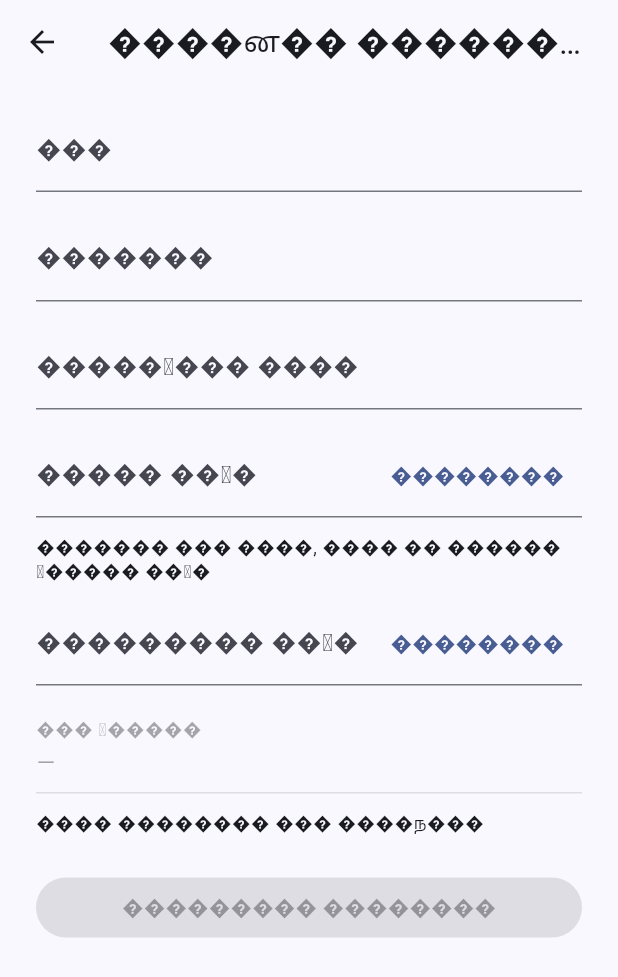
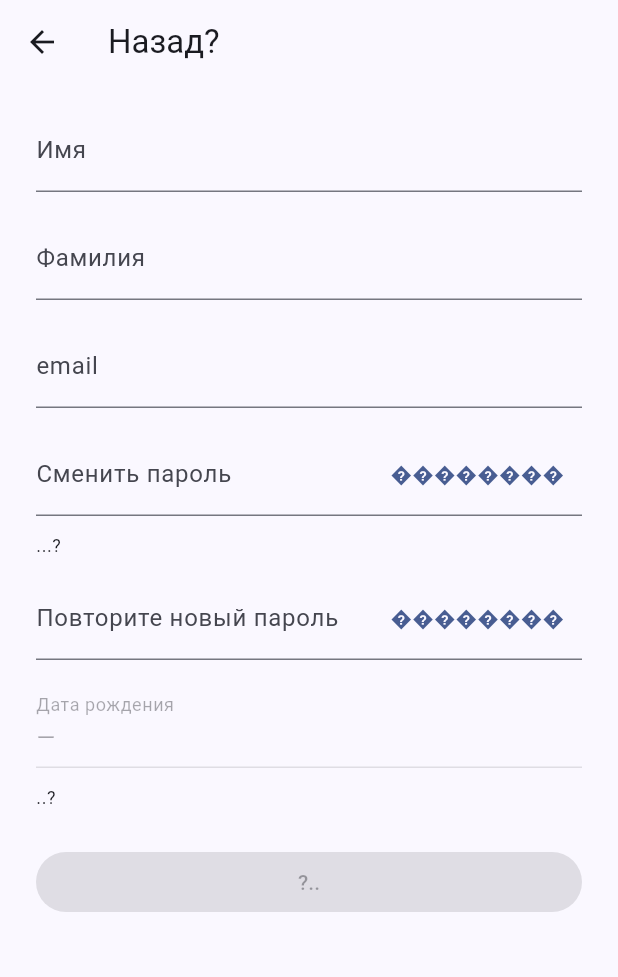
Before and after one commit to gweissj/cryptomania_frontend, a Flutter app: the ProfileSettingsPage screen opened by its route, on a phone screen of 412 x 824 dp. Shown: the top 977 px of the screen. Run offline on Flutter 3.47's test engine with Material 3 defaults, Android fonts, the phone set to English and light mode, and no system bars; our stand-ins replace cached_network_image, dio, flutter_riverpod, flutter_secure_storage, go_router; accounts and stored records are empty.

```diff
--- a/lib/src/features/profile/views/profile_settings_page.dart
+++ b/lib/src/features/profile/views/profile_settings_page.dart
@@ -26,7 +26,7 @@ class _ProfileSettingsPageState extends ConsumerState<ProfileSettingsPage> {
     ) {
       if (next.successProfile != null &&
           next.successProfile != previous?.successProfile) {
-        AppErrorHandler.showErrorSnackBar(context, 'Profile updated');
+        AppErrorHandler.showErrorSnackBar(context, 'Обновить данные профиля');
         ref
             .read(profileSettingsControllerProvider.notifier)
             .acknowledgeSuccess();
@@ -41,7 +41,7 @@ class _ProfileSettingsPageState extends ConsumerState<ProfileSettingsPage> {
 
     return Scaffold(
       appBar: AppBar(
-        title: const Text('����ன�� ��������'),
+        title: const Text('Назад?'),
         leading: IconButton(
           icon: const Icon(Icons.arrow_back),
           onPressed: () => context.pop(),
@@ -55,8 +55,8 @@ class _ProfileSettingsPageState extends ConsumerState<ProfileSettingsPage> {
               AuthTextField(
                 value: state.firstName,
                 onChanged: controller.onFirstNameChanged,
-                label: '���',
-                placeholder: '������ ���',
+                label: 'Имя',
+                placeholder: 'Введите имя',
                 textInputAction: TextInputAction.next,
                 errorText: state.firstNameError,
               ),
@@ -64,8 +64,8 @@ class _ProfileSettingsPageState extends ConsumerState<ProfileSettingsPage> {
               AuthTextField(
                 value: state.lastName,
                 onChanged: controller.onLastNameChanged,
-                label: '�������',
-                placeholder: '������ 䠬����',
+                label: 'Фамилия',
+                placeholder: 'Введите фамилию',
                 textInputAction: TextInputAction.next,
                 errorText: state.lastNameError,
               ),
@@ -73,8 +73,8 @@ class _ProfileSettingsPageState extends ConsumerState<ProfileSettingsPage> {
               AuthTextField(
                 value: state.email,
                 onChanged: controller.onEmailChanged,
-                label: '�����஭��� ����',
-                placeholder: '������ �����஭��� �����',
+                label: 'email',
+                placeholder: 'test@gmail.com',
                 keyboardType: TextInputType.emailAddress,
                 textInputAction: TextInputAction.next,
                 errorText: state.emailError,
@@ -83,7 +83,7 @@ class _ProfileSettingsPageState extends ConsumerState<ProfileSettingsPage> {
               AuthTextField(
                 value: state.newPassword,
                 onChanged: controller.onPasswordChanged,
-                label: '����� ��஫�',
+                label: 'Сменить пароль',
                 placeholder: '�������� ����� ��஫�',
                 obscureText: !_passwordVisible,
                 textInputAction: TextInputAction.next,
@@ -98,7 +98,7 @@ class _ProfileSettingsPageState extends ConsumerState<ProfileSettingsPage> {
               Align(
                 alignment: Alignment.centerLeft,
                 child: Text(
-                  '������� ��� ����, ���� �� ������ ᮢ����� ��஫�',
+                  '...?',
                   style: Theme.of(context).textTheme.bodySmall,
                 ),
               ),
@@ -106,8 +106,8 @@ class _ProfileSettingsPageState extends ConsumerState<ProfileSettingsPage> {
               AuthTextField(
                 value: state.repeatPassword,
                 onChanged: controller.onRepeatPasswordChanged,
-                label: '��������� ��஫�',
-                placeholder: '��������� ��஫�',
+                label: 'Повторите новый пароль',
+                placeholder: 'Повторите пароль',
                 obscureText: !_repeatPasswordVisible,
                 textInputAction: TextInputAction.next,
                 errorText: state.repeatPasswordError,
@@ -122,8 +122,8 @@ class _ProfileSettingsPageState extends ConsumerState<ProfileSettingsPage> {
               AuthTextField(
                 value: state.formattedBirthDate,
                 onChanged: (_) {},
-                label: '��� ஦�����',
-                placeholder: '��� ��������� ��������',
+                label: 'Дата рождения',
+                placeholder: 'Вам должно быть больше 18 лет',
                 readOnly: true,
                 enabled: false,
               ),
@@ -131,7 +131,7 @@ class _ProfileSettingsPageState extends ConsumerState<ProfileSettingsPage> {
               Align(
                 alignment: Alignment.centerLeft,
                 child: Text(
-                  '���� �������� ��� ����ந���',
+                  '..?',
                   style: Theme.of(context).textTheme.bodySmall,
                 ),
               ),
@@ -154,7 +154,7 @@ class _ProfileSettingsPageState extends ConsumerState<ProfileSettingsPage> {
                   width: double.infinity,
                   child: Center(
                     child: Text(
-                      state.isLoading ? '��������...' : '��������� ��������',
+                      state.isLoading ? 'Загрузка...' : '?..',
                     ),
                   ),
                 ),
```
